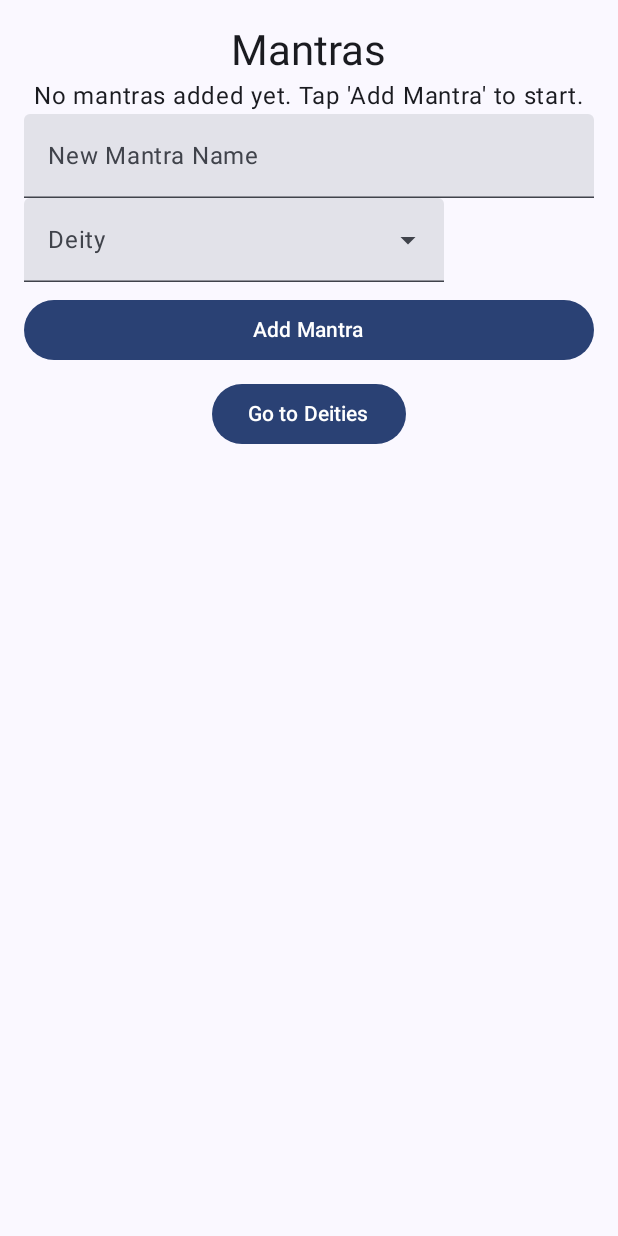
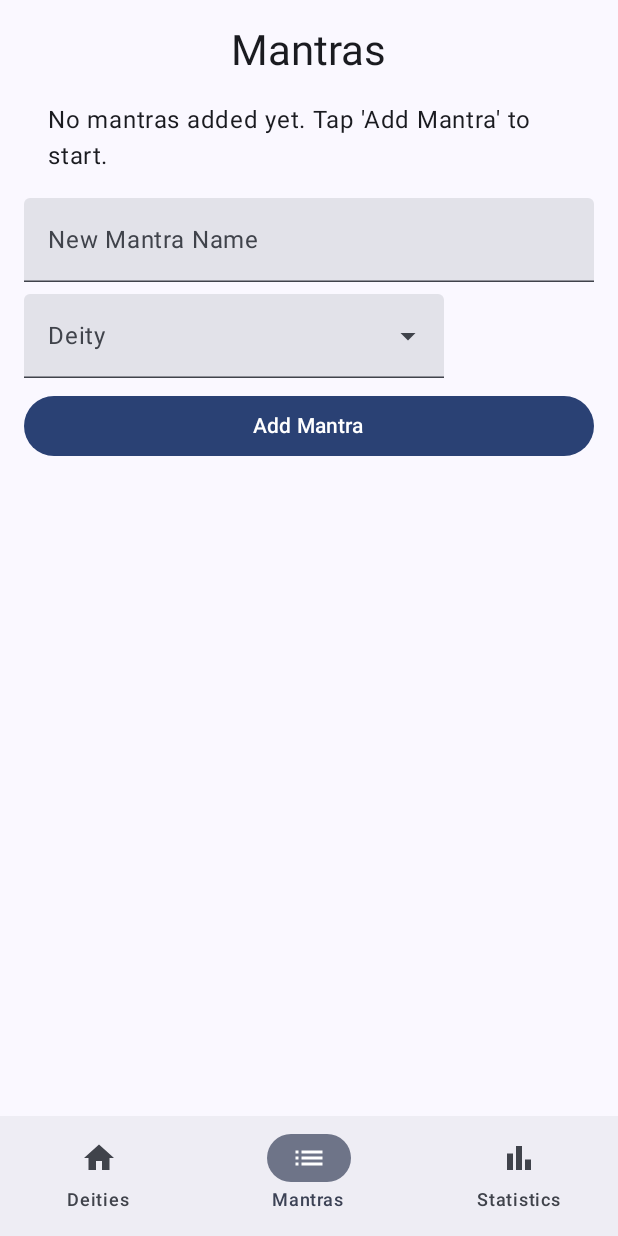
Before and after one commit to akshay1728/streamlit-jodit, an Android app built with Jetpack Compose: the MantraScreen screen opened through its navigation route, on a phone screen of 412 x 824 dp. Run offline under Robolectric (Android 15) with nearby library versions, the phone set to English and light mode, and no system bars; our stand-ins replace Room's generated code.

Commit message:
feat: Implement UI/UX enhancements and bug fixes
This commit implements a series of UI/UX enhancements and bug fixes based on user feedback.

- Implemented a modern bottom navigation bar using Material 3's Scaffold and NavigationBar components.
- Added fade-in/fade-out animations between screen transitions to improve the user experience.
- Added subtle animations to list items for a smoother feel.
- Refined layouts and spacing for a more polished and professional look.
- Fixed a bug where the selected target date was not visible in the "Set Target" dialog.

These changes address the user's feedback about the UI being "simple and old looking" and provide a more modern, intuitive, and visually appealing application.

```diff
--- a/app/src/main/java/com/mantra/japa/MainActivity.kt
+++ b/app/src/main/java/com/mantra/japa/MainActivity.kt
@@ -14,8 +14,8 @@ import androidx.lifecycle.ViewModelProvider
 import androidx.lifecycle.lifecycleScope
 import androidx.room.Room
 import com.mantra.japa.data.db.MantraDatabase
-import com.mantra.japa.ui.navigation.NavGraph
 import com.mantra.japa.ui.screens.LoadingScreen
+import com.mantra.japa.ui.screens.MainScreen
 import com.mantra.japa.ui.theme.MantraJapaTrackerTheme
 import com.mantra.japa.ui.viewmodel.MainViewModel
 import com.mantra.japa.ui.viewmodel.ViewModelFactory
@@ -43,13 +43,12 @@ class MainActivity : ComponentActivity() {
 
         setContent {
             MantraJapaTrackerTheme {
-                // A surface container using the 'background' color from the theme
                 Surface(
                     modifier = Modifier.fillMaxSize(),
                     color = MaterialTheme.colorScheme.background
                 ) {
                     if (viewModel != null) {
-                        NavGraph(viewModel = viewModel!!)
+                        MainScreen(viewModel = viewModel!!)
                     } else {
                         LoadingScreen()
                     }
--- a/app/src/main/java/com/mantra/japa/ui/navigation/NavGraph.kt
+++ b/app/src/main/java/com/mantra/japa/ui/navigation/NavGraph.kt
@@ -1,10 +1,13 @@
 package com.mantra.japa.ui.navigation
 
+import androidx.compose.animation.fadeIn
+import androidx.compose.animation.fadeOut
 import androidx.compose.runtime.Composable
+import androidx.compose.ui.Modifier
+import androidx.navigation.NavHostController
 import androidx.navigation.NavType
 import androidx.navigation.compose.NavHost
 import androidx.navigation.compose.composable
-import androidx.navigation.compose.rememberNavController
 import androidx.navigation.navArgument
 import com.mantra.japa.ui.screens.DeityScreen
 import com.mantra.japa.ui.screens.JapaScreen
@@ -15,21 +18,28 @@ import com.mantra.japa.ui.viewmodel.MainViewModel
 @Composable
 fun NavGraph(
     viewModel: MainViewModel,
+    navController: NavHostController,
+    modifier: Modifier = Modifier,
     startDestination: String = "deity"
 ) {
-    val navController = rememberNavController()
-    NavHost(navController = navController, startDestination = startDestination) {
+    NavHost(
+        navController = navController,
+        startDestination = startDestination,
+        modifier = modifier,
+        enterTransition = { fadeIn() },
+        exitTransition = { fadeOut() },
+        popEnterTransition = { fadeIn() },
+        popExitTransition = { fadeOut() }
+    ) {
         composable("deity") {
             DeityScreen(
                 viewModel = viewModel,
-                onNavigateToMantra = { navController.navigate("mantra") },
-                onNavigateToStatistics = { navController.navigate("statistics") }
+                onNavigateToMantra = { navController.navigate("mantra") }
             )
         }
         composable("mantra") {
             MantraScreen(
                 viewModel = viewModel,
-                onNavigateToDeity = { navController.navigate("deity") },
                 onNavigateToJapa = { mantraId ->
                     navController.navigate("japa/$mantraId")
                 }
--- a/app/src/main/java/com/mantra/japa/ui/screens/DeityScreen.kt
+++ b/app/src/main/java/com/mantra/japa/ui/screens/DeityScreen.kt
@@ -1,8 +1,8 @@
 package com.mantra.japa.ui.screens
 
+import androidx.compose.foundation.ExperimentalFoundationApi
 import androidx.compose.foundation.layout.Arrangement
 import androidx.compose.foundation.layout.Column
-import androidx.compose.foundation.layout.Row
 import androidx.compose.foundation.layout.fillMaxSize
 import androidx.compose.foundation.layout.fillMaxWidth
 import androidx.compose.foundation.layout.padding
@@ -28,11 +28,11 @@ import com.mantra.japa.R
 import com.mantra.japa.ui.theme.SoothingBlue
 import com.mantra.japa.ui.viewmodel.MainViewModel
 
+@OptIn(ExperimentalFoundationApi::class)
 @Composable
 fun DeityScreen(
     viewModel: MainViewModel,
-    onNavigateToMantra: () -> Unit,
-    onNavigateToStatistics: () -> Unit
+    onNavigateToMantra: () -> Unit
 ) {
     val deities by viewModel.deities.collectAsState()
     var newDeityName by remember { mutableStateOf("") }
@@ -46,16 +46,17 @@ fun DeityScreen(
         Text(text = stringResource(id = R.string.deities), style = MaterialTheme.typography.headlineMedium)
 
         if (deities.isEmpty()) {
-            Text(text = stringResource(id = R.string.no_deities_added_yet))
+            Text(text = stringResource(id = R.string.no_deities_added_yet), modifier = Modifier.padding(16.dp))
         } else {
             LazyColumn(
-                modifier = Modifier.weight(1f)
+                modifier = Modifier.weight(1f),
+                verticalArrangement = Arrangement.spacedBy(8.dp)
             ) {
-                items(deities) { deity ->
+                items(deities, key = { it.id }) { deity ->
                     Card(
                         modifier = Modifier
                             .fillMaxWidth()
-                            .padding(vertical = 8.dp),
+                            .animateItemPlacement(),
                         elevation = CardDefaults.cardElevation(defaultElevation = 4.dp),
                         colors = CardDefaults.cardColors(containerColor = SoothingBlue)
                     ) {
@@ -86,17 +87,5 @@ fun DeityScreen(
         ) {
             Text(text = stringResource(id = R.string.add_deity))
         }
-
-        Row(
-            modifier = Modifier.fillMaxWidth(),
-            horizontalArrangement = Arrangement.SpaceEvenly
-        ) {
-            Button(onClick = onNavigateToMantra) {
-                Text(text = stringResource(id = R.string.go_to_mantras))
-            }
-            Button(onClick = onNavigateToStatistics) {
-                Text(text = stringResource(id = R.string.go_to_statistics))
-            }
-        }
     }
 }
--- a/app/src/main/java/com/mantra/japa/ui/screens/JapaScreen.kt
+++ b/app/src/main/java/com/mantra/japa/ui/screens/JapaScreen.kt
@@ -122,6 +122,9 @@ fun JapaScreen(
                     horizontalAlignment = Alignment.CenterHorizontally
                 ) {
                     DatePicker(state = datePickerState)
+                    datePickerState.selectedDateMillis?.let {
+                        Text(text = "Selected date: ${formatDate(Date(it))}")
+                    }
                     TextField(
                         value = targetMalas,
                         onValueChange = { targetMalas = it },
--- /dev/null
+++ b/app/src/main/java/com/mantra/japa/ui/screens/MainScreen.kt
@@ -0,0 +1,69 @@
+package com.mantra.japa.ui.screens
+
+import androidx.compose.foundation.layout.padding
+import androidx.compose.material.icons.Icons
+import androidx.compose.material.icons.filled.BarChart
+import androidx.compose.material.icons.filled.Home
+import androidx.compose.material.icons.filled.List
+import androidx.compose.material3.Icon
+import androidx.compose.material3.NavigationBar
+import androidx.compose.material3.NavigationBarItem
+import androidx.compose.material3.Scaffold
+import androidx.compose.material3.Text
+import androidx.compose.runtime.Composable
+import androidx.compose.runtime.getValue
+import androidx.compose.ui.Modifier
+import androidx.compose.ui.graphics.vector.ImageVector
+import androidx.navigation.NavDestination.Companion.hierarchy
+import androidx.navigation.NavGraph.Companion.findStartDestination
+import androidx.navigation.compose.currentBackStackEntryAsState
+import androidx.navigation.compose.rememberNavController
+import com.mantra.japa.ui.navigation.NavGraph
+import com.mantra.japa.ui.viewmodel.MainViewModel
+
+sealed class BottomNavItem(val route: String, val icon: ImageVector, val label: String) {
+    object Deities : BottomNavItem("deity", Icons.Default.Home, "Deities")
+    object Mantras : BottomNavItem("mantra", Icons.Default.List, "Mantras")
+    object Statistics : BottomNavItem("statistics", Icons.Default.BarChart, "Statistics")
+}
+
+@Composable
+fun MainScreen(viewModel: MainViewModel) {
+    val navController = rememberNavController()
+    val items = listOf(
+        BottomNavItem.Deities,
+        BottomNavItem.Mantras,
+        BottomNavItem.Statistics,
+    )
+
+    Scaffold(
+        bottomBar = {
+            NavigationBar {
+                val navBackStackEntry by navController.currentBackStackEntryAsState()
+                val currentDestination = navBackStackEntry?.destination
+                items.forEach { screen ->
+                    NavigationBarItem(
+                        icon = { Icon(screen.icon, contentDescription = null) },
+                        label = { Text(screen.label) },
+                        selected = currentDestination?.hierarchy?.any { it.route == screen.route } == true,
+                        onClick = {
+                            navController.navigate(screen.route) {
+                                popUpTo(navController.graph.findStartDestination().id) {
+                                    saveState = true
+                                }
+                                launchSingleTop = true
+                                restoreState = true
+                            }
+                        }
+                    )
+                }
+            }
+        }
+    ) { innerPadding ->
+        NavGraph(
+            viewModel = viewModel,
+            navController = navController,
+            modifier = Modifier.padding(innerPadding)
+        )
+    }
+}
--- a/app/src/main/java/com/mantra/japa/ui/screens/MantraScreen.kt
+++ b/app/src/main/java/com/mantra/japa/ui/screens/MantraScreen.kt
@@ -1,9 +1,9 @@
 package com.mantra.japa.ui.screens
 
+import androidx.compose.foundation.ExperimentalFoundationApi
 import androidx.compose.foundation.clickable
 import androidx.compose.foundation.layout.Arrangement
 import androidx.compose.foundation.layout.Column
-import androidx.compose.foundation.layout.Row
 import androidx.compose.foundation.layout.fillMaxSize
 import androidx.compose.foundation.layout.fillMaxWidth
 import androidx.compose.foundation.layout.padding
@@ -34,11 +34,10 @@ import com.mantra.japa.data.model.Deity
 import com.mantra.japa.ui.theme.CalmingGreen
 import com.mantra.japa.ui.viewmodel.MainViewModel
 
-@OptIn(ExperimentalMaterial3Api::class)
+@OptIn(ExperimentalMaterial3Api::class, ExperimentalFoundationApi::class)
 @Composable
 fun MantraScreen(
     viewModel: MainViewModel,
-    onNavigateToDeity: () -> Unit,
     onNavigateToJapa: (Long) -> Unit
 ) {
     val mantras by viewModel.mantras.collectAsState()
@@ -56,16 +55,17 @@ fun MantraScreen(
         Text(text = stringResource(id = R.string.mantras), style = MaterialTheme.typography.headlineMedium)
 
         if (mantras.isEmpty()) {
-            Text(text = stringResource(id = R.string.no_mantras_added_yet))
+            Text(text = stringResource(id = R.string.no_mantras_added_yet), modifier = Modifier.padding(16.dp))
         } else {
             LazyColumn(
-                modifier = Modifier.weight(1f)
+                modifier = Modifier.weight(1f),
+                verticalArrangement = Arrangement.spacedBy(8.dp)
             ) {
-                items(mantras) { mantra ->
+                items(mantras, key = { it.id }) { mantra ->
                     Card(
                         modifier = Modifier
                             .fillMaxWidth()
-                            .padding(vertical = 8.dp)
+                            .animateItemPlacement()
                             .clickable { onNavigateToJapa(mantra.id) },
                         elevation = CardDefaults.cardElevation(defaultElevation = 4.dp),
                         colors = CardDefaults.cardColors(containerColor = CalmingGreen)
@@ -90,7 +90,9 @@ fun MantraScreen(
         ExposedDropdownMenuBox(
             expanded = expanded,
             onExpandedChange = { expanded = !expanded },
-            modifier = Modifier.fillMaxWidth()
+            modifier = Modifier
+                .fillMaxWidth()
+                .padding(top = 8.dp)
         ) {
             TextField(
                 value = selectedDeity?.name ?: "",
@@ -131,14 +133,5 @@ fun MantraScreen(
         ) {
             Text(text = stringResource(id = R.string.add_mantra))
         }
-
-        Row(
-            modifier = Modifier.fillMaxWidth(),
-            horizontalArrangement = Arrangement.SpaceEvenly
-        ) {
-            Button(onClick = onNavigateToDeity) {
-                Text(text = stringResource(id = R.string.go_to_deities))
-            }
-        }
     }
 }
```
